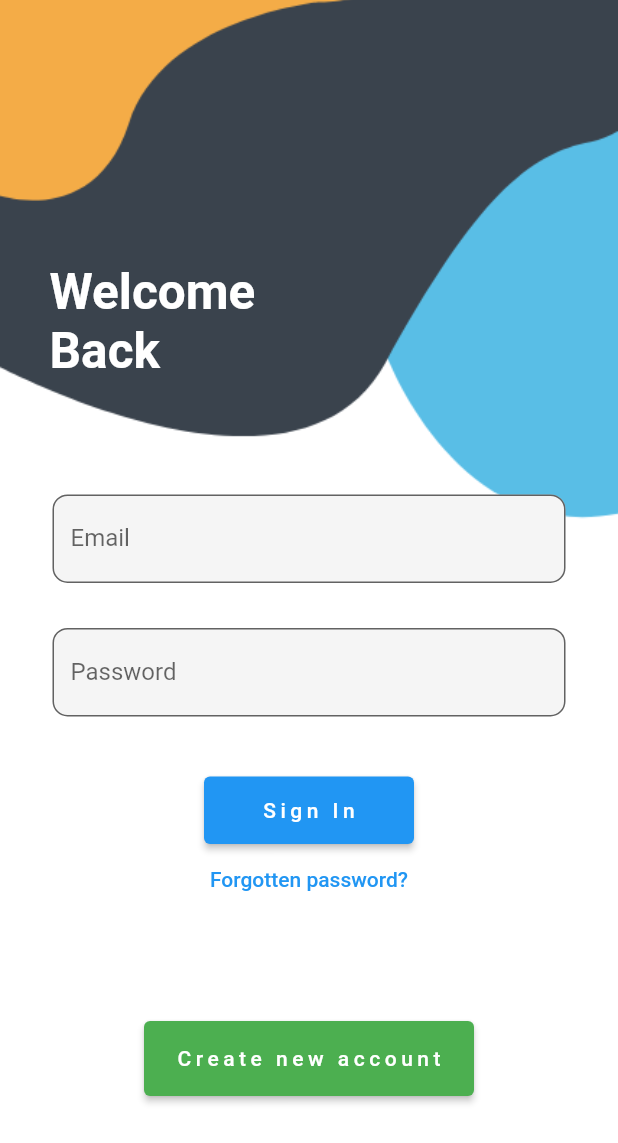
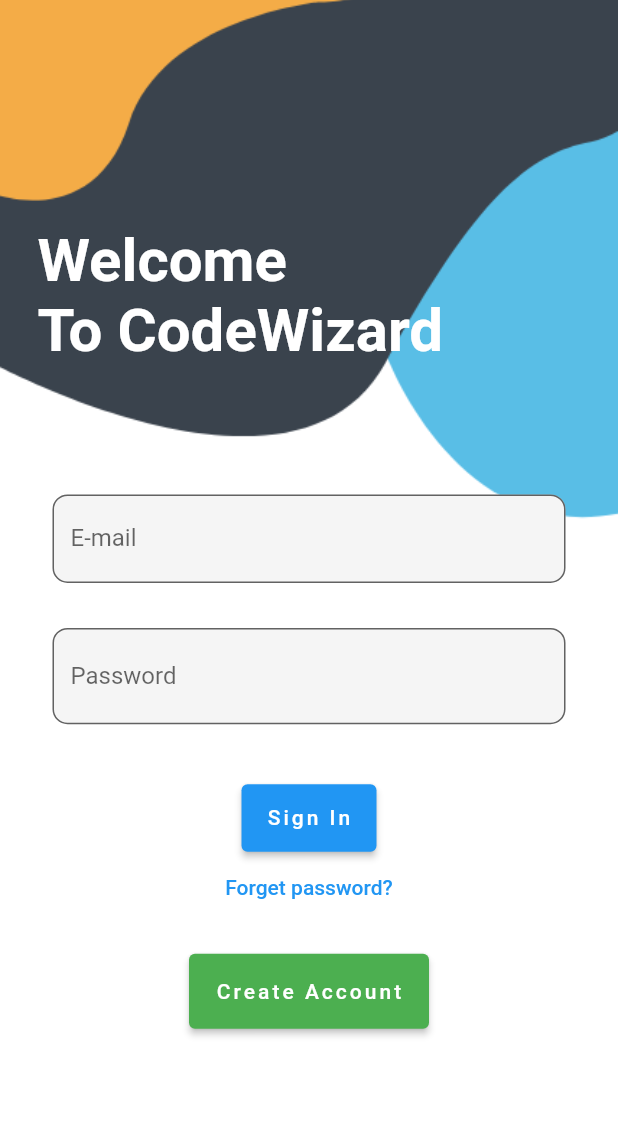
Before and after one commit to mardy-cse/code_wizard_v2, a Flutter app: the screen it shows after launch, on a phone screen of 412 x 824 dp. Shown: the top 1143 px of the screen. Run offline on Flutter 3.47's test engine with Material 2 defaults, Android fonts, the phone set to English and light mode, and no system bars; our stand-ins replace firebase_auth, firebase_core, lottie; accounts and stored records are empty.

```diff
--- a/lib/auth/login_screen.dart
+++ b/lib/auth/login_screen.dart
@@ -1,6 +1,7 @@
 import 'package:firebase_auth/firebase_auth.dart';
 import 'package:flutter/material.dart';
 import 'register_screen.dart';
+import 'forgot_pass.dart';
 import 'package:code_wizard_v1/pages/home_screen.dart';
 class loginScreen extends StatefulWidget {
   @override
@@ -10,6 +11,7 @@ class loginScreen extends StatefulWidget {
 class _loginScreenState extends State<loginScreen> {
   final formKey = GlobalKey<FormState>();
   String email ="",pass="";
+  bool _obscureText = true;
 
   @override
   Widget build(BuildContext context) {
@@ -28,9 +30,9 @@ class _loginScreenState extends State<loginScreen> {
         body: Stack(
           children: [
             Padding(
-              padding: const EdgeInsets.only(top: 175, left: 33),
-              child: Text('Welcome \nBack', style: TextStyle(
-                fontSize: 33,
+              padding: const EdgeInsets.only(top: 150, left: 25),
+              child: Text('Welcome \nTo CodeWizard', style: TextStyle(
+                fontSize: 40,
                 color: Colors.white,
                 fontWeight: FontWeight.bold,
               ),),
@@ -52,7 +54,7 @@ class _loginScreenState extends State<loginScreen> {
                           email=value;
                         },
                         decoration: InputDecoration(
-                          labelText: "Email",
+                          labelText: "E-mail",
                           fillColor: Colors.grey.shade100,
                           filled: true,
                           border: OutlineInputBorder(
@@ -60,18 +62,26 @@ class _loginScreenState extends State<loginScreen> {
                           ),
                         ),
                       ),
-                      SizedBox(
-                        height: 30,
-                      ),
+                      SizedBox(height: 30,),
                       TextFormField(
                         onChanged: (value){
                           pass=value;
                         },
-                        obscureText: true,
+                        obscureText: _obscureText,
                         decoration: InputDecoration(
                           labelText: "Password",
                           fillColor: Colors.grey.shade100,
                           filled: true,
+                          suffix: GestureDetector(onTap: (){
+                            setState(() {
+                              _obscureText = !_obscureText;
+                            });
+                          },
+                            child: Icon(_obscureText ?
+                            Icons.visibility_off : Icons.visibility,
+                            size: 20,
+                            color: Colors.blue),
+                          ),
                           border: OutlineInputBorder(
                             borderRadius: BorderRadius.circular(10),
                           ),
@@ -84,12 +94,10 @@ class _loginScreenState extends State<loginScreen> {
                           }
                         },
                       ),
-                      SizedBox(
-                        height: 40,
-                      ),
+                      SizedBox(height: 40,),
                       SizedBox(
                         height: 45,
-                        width: 140,
+                        width: 90,
                         child: ElevatedButton(onPressed: ()async{
                           FirebaseAuth.instance.signInWithEmailAndPassword(email: email, password: pass)
                               .then((value) {
@@ -118,25 +126,25 @@ class _loginScreenState extends State<loginScreen> {
                         },
                             child: Text('Sign In', style: TextStyle(
                               color: Colors.white,
-                              letterSpacing: 3,
+                              letterSpacing: 2,
                             ),)),
                       ),
-                      TextButton(onPressed: (){}, child: Text('Forgotten password?')),
-                      SizedBox(
-                        height: 70,
-                      ),
+                      TextButton(onPressed: (){
+                        Navigator.push(context, MaterialPageRoute(builder: (context)=> ForgotPass()));
+                      }, child: Text('Forget password?')),
+                      SizedBox(height: 20,),
                       SizedBox(
                         height: 50,
-                        width: 220,
+                        width: 160,
                         child: ElevatedButton(onPressed: (){
                           Navigator.push(context, MaterialPageRoute(builder: (context)=> register()));
                         },
                             style: ElevatedButton.styleFrom(
                               backgroundColor: Colors.green,
                             ),
-                            child: Text('Create new account', style: TextStyle(
+                            child: Text('Create Account', style: TextStyle(
                               color: Colors.white,
-                              letterSpacing: 3,
+                              letterSpacing: 2,
                             ),)),
                       ),
                     ],
--- a/text.txt
+++ /dev/null
@@ -1 +0,0 @@
-pull
```
Also changed, not shown: lib/auth/forgot_pass.dart (added, +78 -0 lines), lib/auth/register_screen.dart (+38 -29 lines).
